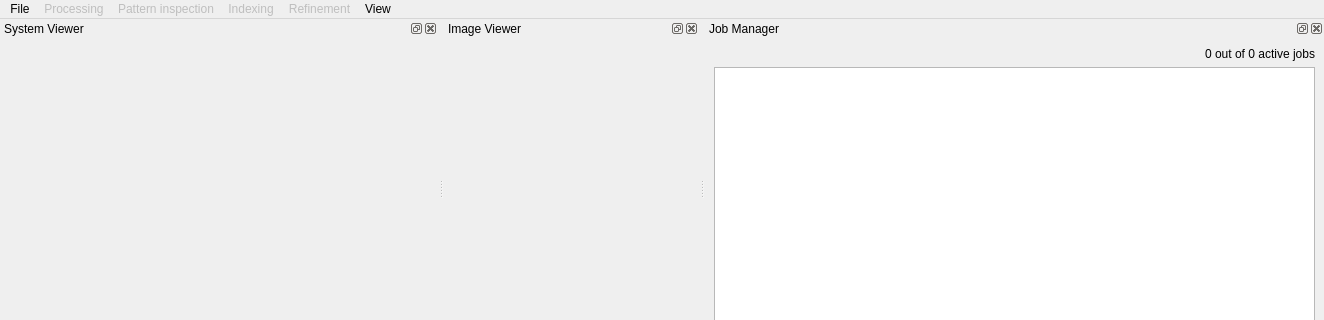
EBSP-Indexer/EBSP-Indexer, file ui/main_window.ui: the form before one commit; both pictures show x 0 to 1324 and y 0 to 320 of the 1324 by 824 pixel window.
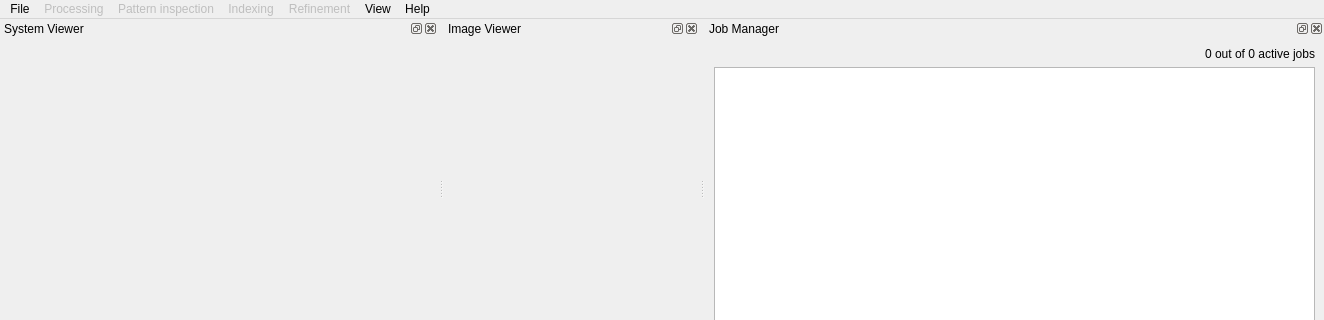
The form after the commit. Icons and pictures are not drawn. Custom widgets are drawn as their Qt base class.

```diff
--- a/ui/main_window.ui
+++ b/ui/main_window.ui
@@ -76,7 +76,7 @@
      <x>0</x>
      <y>0</y>
      <width>1324</width>
-     <height>26</height>
+     <height>22</height>
     </rect>
    </property>
    <widget class="QMenu" name="menuFile">
@@ -156,12 +156,22 @@
     </property>
     <addaction name="actionRefineOrientations"/>
    </widget>
+   <widget class="QMenu" name="menuHelp">
+    <property name="title">
+     <string>Help</string>
+    </property>
+    <addaction name="actionAbout"/>
+    <addaction name="separator"/>
+    <addaction name="actionGitHub"/>
+    <addaction name="actionZenodo"/>
+   </widget>
    <addaction name="menuFile"/>
    <addaction name="menuProcessing"/>
    <addaction name="menuPatternInspection"/>
    <addaction name="menuIndexing"/>
    <addaction name="menuRefinement"/>
    <addaction name="menuView"/>
+   <addaction name="menuHelp"/>
   </widget>
   <widget class="QDockWidget" name="dockWidgetTerminal">
    <property name="windowTitle">
```
Left out of the diff: 28 changed lines with no effect on the pictures.
